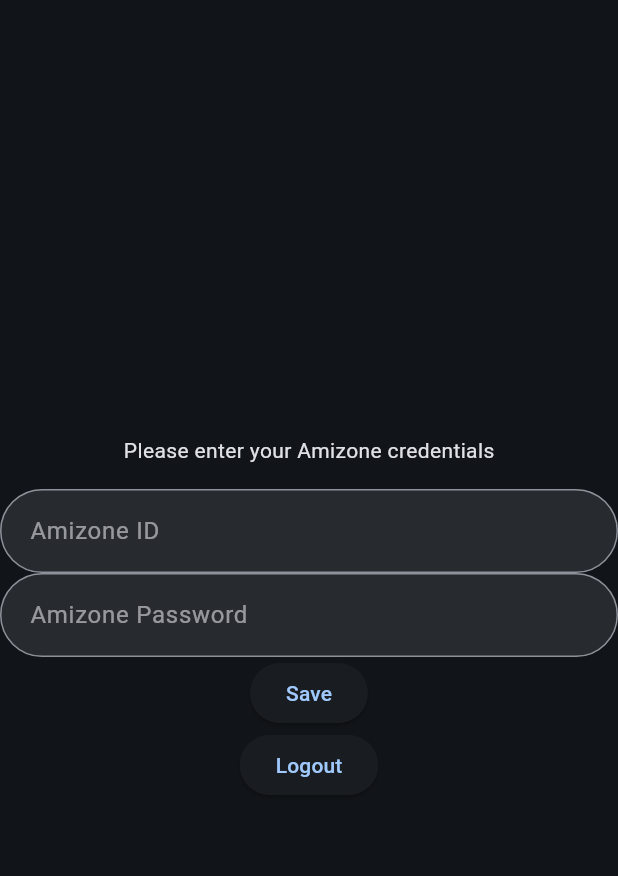
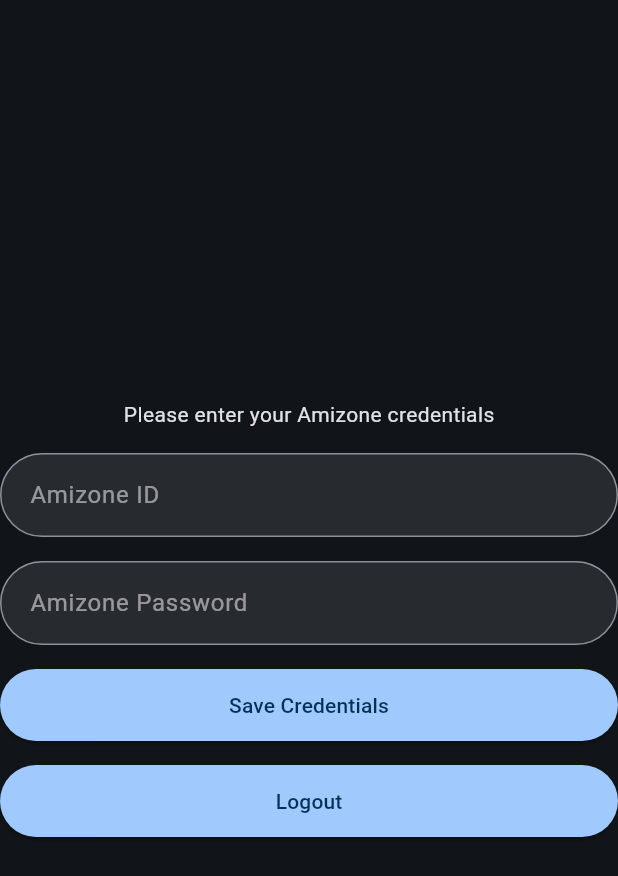
Before and after one commit to Suyash8/whirl, a Flutter app: the LoggedInScreen screen opened directly, on a phone screen of 412 x 824 dp. Shown: the top 876 px of the screen. Run offline on Flutter 3.47's test engine with Material 3 defaults, Android fonts, the phone set to English and light mode, and no system bars; our stand-ins replace cloud_firestore, equatable, firebase_auth, firebase_core, hive_flutter; accounts and stored records are empty; generated files the repository leaves out were written again.

Commit message:
feat(login): general refactoring

```diff
--- a/lib/backend/auth/fetch_user_data.dart
+++ b/lib/backend/auth/fetch_user_data.dart
@@ -1,8 +1,8 @@
 import 'package:cloud_firestore/cloud_firestore.dart';
 
 class FetchUserData {
-  final CollectionReference _users = FirebaseFirestore.instance.collection(
-      'users');
+  final CollectionReference _users =
+      FirebaseFirestore.instance.collection('users');
 
   Future<Map<String, dynamic>?> fetch(String uid) async {
     try {
--- /dev/null
+++ b/lib/presentation/auth/screens/amizone_credentials_input_screen.dart
@@ -0,0 +1,47 @@
+import 'package:firebase_auth/firebase_auth.dart';
+import 'package:flutter/material.dart';
+import 'package:whirl/backend/auth/set_user_data.dart';
+import 'package:whirl/core/theme/component_decoration.dart';
+import 'package:whirl/presentation/auth/screens/login_screen.dart';
+import 'package:whirl/presentation/auth/widgets/input_field.dart';
+import 'package:whirl/presentation/auth/widgets/logout_button.dart';
+
+class AmizoneCredentialsInputScreen extends StatelessWidget {
+  final Function reloadWidget;
+  const AmizoneCredentialsInputScreen({super.key, required this.reloadWidget});
+
+  @override
+  Widget build(BuildContext context) {
+    final TextEditingController idController = TextEditingController();
+    final TextEditingController passwordController = TextEditingController();
+    return Center(
+      child: Column(
+        mainAxisAlignment: MainAxisAlignment.center,
+        children: [
+          //  add a form to input amizone credentials
+          const Text('Please enter your Amizone credentials'),
+          const SizedBox(height: 16.0),
+          InputField(controller: idController, hintText: "Amizone ID"),
+          const SizedBox(height: 16.0),
+          InputField(
+              controller: passwordController, hintText: "Amizone Password"),
+          const SizedBox(height: 16.0),
+          ElevatedButton(
+            onPressed: () {
+              SetUserData().set(FirebaseAuth.instance.currentUser!.uid, {
+                "amizone_id": idController.text,
+                "amizone_password": passwordController.text,
+              });
+              reloadWidget();
+            },
+            style: ComponentDecoration.buttonDecoration(
+                colorScheme: Theme.of(context).colorScheme),
+            child: const Text('Save Credentials'),
+          ),
+          const SizedBox(height: 16.0),
+          const LogoutButton(returnScreen: LoginScreen()),
+        ],
+      ),
+    );
+  }
+}
--- a/lib/presentation/auth/screens/logged_in_screen.dart
+++ b/lib/presentation/auth/screens/logged_in_screen.dart
@@ -1,12 +1,20 @@
 import 'package:firebase_auth/firebase_auth.dart';
 import 'package:flutter/material.dart';
 import 'package:whirl/backend/auth/fetch_user_data.dart';
+import 'package:whirl/backend/auth/set_user_data.dart';
+import 'package:whirl/presentation/auth/screens/amizone_credentials_input_screen.dart';
 import 'package:whirl/presentation/auth/screens/login_screen.dart';
-import 'package:whirl/presentation/auth/widgets/input_field.dart';
+import 'package:whirl/presentation/auth/widgets/auth_button.dart';
+import 'package:whirl/presentation/auth/widgets/logout_button.dart';
 
-class LoggedInScreen extends StatelessWidget {
+class LoggedInScreen extends StatefulWidget {
   const LoggedInScreen({super.key});
 
+  @override
+  State<LoggedInScreen> createState() => _LoggedInScreenState();
+}
+
+class _LoggedInScreenState extends State<LoggedInScreen> {
   @override
   Widget build(BuildContext context) {
     if (FirebaseAuth.instance.currentUser == null) {
@@ -14,15 +22,8 @@
           MaterialPageRoute(builder: (context) => const LoginScreen()));
     }
 
-    Widget logoutButton() {
-      return ElevatedButton(
-        onPressed: () {
-          FirebaseAuth.instance.signOut();
-          Navigator.pushReplacement(context,
-              MaterialPageRoute(builder: (context) => const LoginScreen()));
-        },
-        child: const Text('Logout'),
-      );
+    void reloadWidget() {
+      setState(() {});
     }
 
     return Scaffold(
@@ -33,68 +34,37 @@
             return const Center(
               child: CircularProgressIndicator(),
             );
-          }
-          else if (snapshot.hasError) {
+          } else if (snapshot.hasError) {
             return Center(
               child: Column(
                 mainAxisAlignment: MainAxisAlignment.center,
                 children: [
                   const Text('Error fetching user data'),
                   const SizedBox(height: 16.0),
-                  logoutButton(),
+                  AuthButton(onPressed: reloadWidget, text: 'Retry'),
+                  const SizedBox(height: 16.0),
+                  const LogoutButton(returnScreen: LoginScreen(),),
                 ],
               ),
             );
-          }
-          else if (snapshot.hasData) {
+          } else if (snapshot.hasData) {
             final userData = snapshot.data!;
             if (userData["amizone_id"] != null &&
                 userData["amizone_password"] != null &&
                 userData["amizone_id"] != "" &&
                 userData["amizone_password"] != "") {
-              return Center(
-                child: Column(
-                  mainAxisAlignment: MainAxisAlignment.center,
-                  children: [
-                    Text('Welcome ${userData["name"]}'),
-                    Text('Your Amizone ID is ${userData["amizone_id"]}'),
-                    Text('Your Amizone password is ${userData["amizone_password"]}'),
-                    const SizedBox(height: 16.0),
-                    logoutButton(),
-                  ],
-                ),
-              );
+              return HomeScreen(
+                  userData: userData, reloadWidget: reloadWidget);
             }
-            final TextEditingController idController = TextEditingController();
-            final TextEditingController passwordController = TextEditingController();
-            return Center(
-              child: Column(
-                mainAxisAlignment: MainAxisAlignment.center,
-                children: [
-                  //  add a form to input amizone credentials
-                  const Text('Please enter your Amizone credentials'),
-                  const SizedBox(height: 16.0),
-                  InputField(controller: idController, hintText: "Amizone ID"),
-                  InputField(controller: passwordController, hintText: "Amizone Password"),
-                  ElevatedButton(
-                    onPressed: () {
-                      // save the credentials to the database
-                      // and show the user data
-                    },
-                    child: const Text('Save'),
-                  ),
-                  logoutButton(),
-                ],
-              ),
-            );
+            return AmizoneCredentialsInputScreen(reloadWidget: reloadWidget);
           }
-          return Center(
+          return const Center(
             child: Column(
               mainAxisAlignment: MainAxisAlignment.center,
               children: [
-                const Text('Error logging in'),
-                const SizedBox(height: 16.0),
-                logoutButton(),
+                Text('Error logging in'),
+                SizedBox(height: 16.0),
+                LogoutButton(returnScreen: LoginScreen(),),
               ],
             ),
           );
@@ -103,3 +73,40 @@
     );
   }
 }
+
+class HomeScreen extends StatelessWidget {
+  final Map<String, dynamic> userData;
+  final Function reloadWidget;
+
+  const HomeScreen(
+      {super.key, required this.userData, required this.reloadWidget});
+
+  @override
+  Widget build(BuildContext context) {
+    return Center(
+      child: Padding(
+        padding: const EdgeInsets.all(16.0),
+        child: Column(
+          mainAxisAlignment: MainAxisAlignment.center,
+          children: [
+            Text('Welcome ${userData["name"]}'),
+            Text('Your Amizone ID is ${userData["amizone_id"]}'),
+            Text('Your Amizone password is ${userData["amizone_password"]}'),
+            const SizedBox(height: 16.0),
+            AuthButton(
+                onPressed: () {
+                  SetUserData().set(FirebaseAuth.instance.currentUser!.uid, {
+                    "amizone_id": "",
+                    "amizone_password": "",
+                  });
+                  reloadWidget();
+                },
+                text: 'Delete Credentials'),
+            const SizedBox(height: 16.0),
+            const LogoutButton(returnScreen: LoginScreen()),
+          ],
+        ),
+      ),
+    );
+  }
+}
--- /dev/null
+++ b/lib/presentation/auth/widgets/logout_button.dart
@@ -0,0 +1,20 @@
+import 'package:firebase_auth/firebase_auth.dart';
+import 'package:flutter/material.dart';
+import 'package:whirl/presentation/auth/widgets/auth_button.dart';
+
+class LogoutButton extends StatelessWidget {
+  final Widget returnScreen;
+  const LogoutButton({super.key, required this.returnScreen});
+
+  @override
+  Widget build(BuildContext context) {
+    return AuthButton(
+      onPressed: () {
+        FirebaseAuth.instance.signOut();
+        Navigator.pushReplacement(context,
+            MaterialPageRoute(builder: (context) => returnScreen));
+      },
+      text: 'Logout',
+    );
+  }
+}
```
Also changed, not shown: lib/backend/auth/set_user_data.dart (added, +24 -0 lines), lib/backend/auth/validate_data_types.dart (added, +27 -0 lines).
